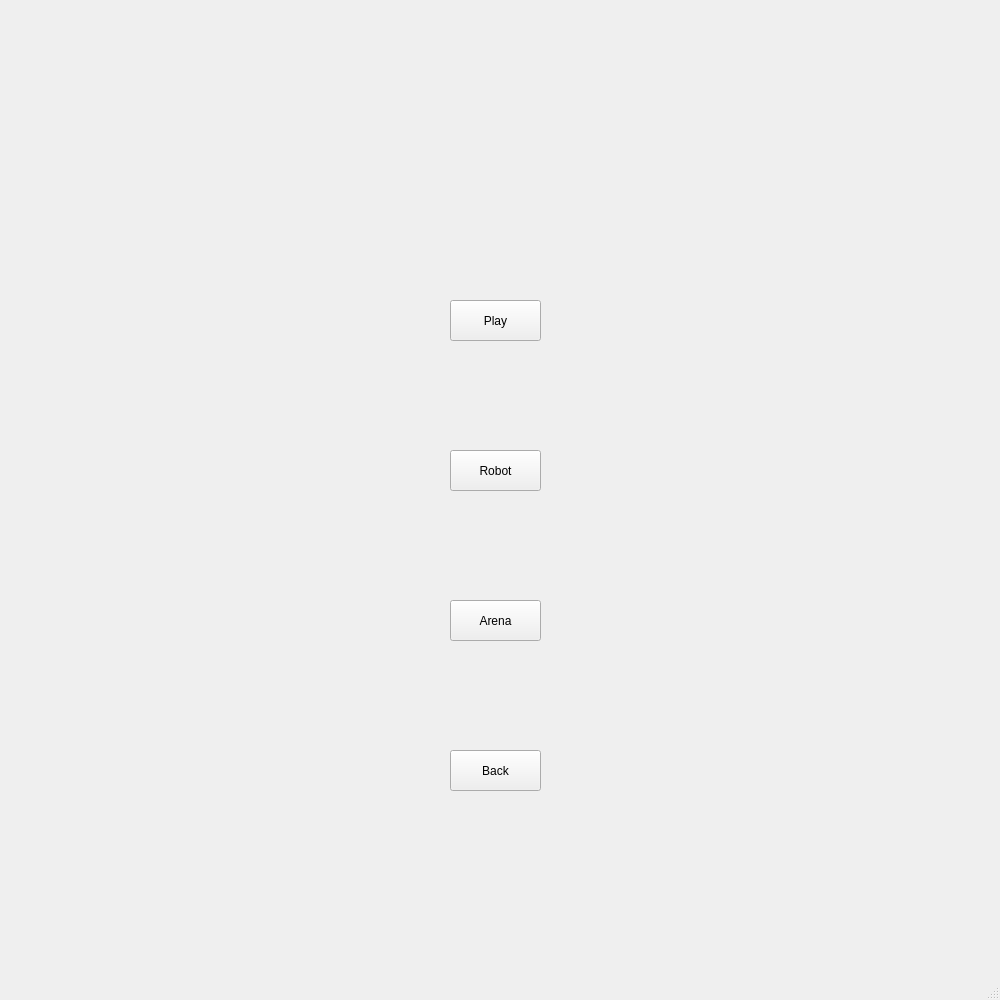
The window that RoboArena2/MenuAssets/SoloMenu.ui (Mesaying/Roboarena2023Team3) describes before a commit, drawn with Qt 5.
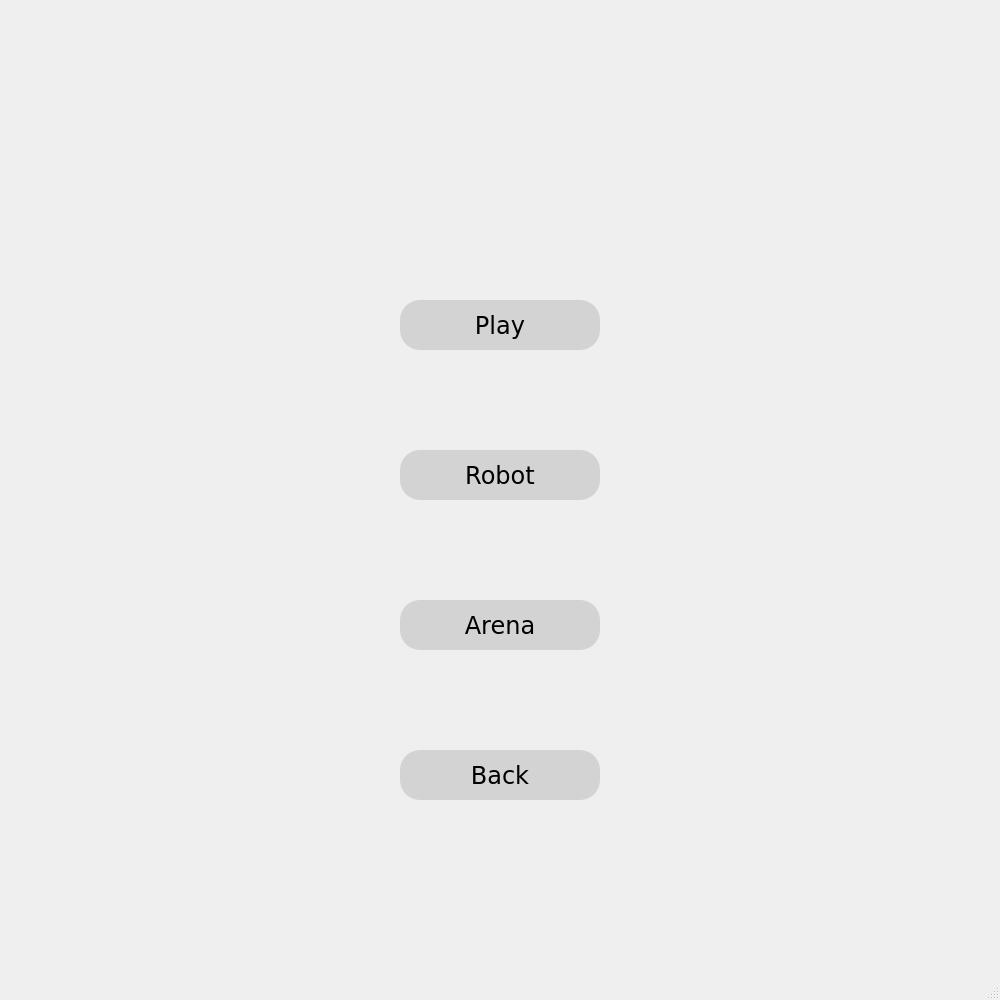
The same window after the commit.

Diff of the .ui file:
```diff
--- a/RoboArena2/MenuAssets/SoloMenu.ui
+++ b/RoboArena2/MenuAssets/SoloMenu.ui
@@ -17,12 +17,29 @@
    <widget class="QPushButton" name="RobotButton">
     <property name="geometry">
      <rect>
-      <x>450</x>
+      <x>400</x>
       <y>450</y>
-      <width>91</width>
-      <height>41</height>
+      <width>200</width>
+      <height>50</height>
      </rect>
     </property>
+    <property name="styleSheet">
+     <string notr="true">QPushButton {
+        background-color: lightgray;
+        font-family: Verdana;
+        font-size: 24px;
+        border-radius: 20px;
+        min-width: 200px; /* Set the minimum width */
+        min-height: 50px; /* Set the minimum height */
+		position: absolute;
+   		 left: 100px;
+   		 top: 200px;
+    }
+
+    QPushButton:hover {
+        background-color: rgb(203, 255, 255);
+}</string>
+    </property>
     <property name="text">
      <string>Robot</string>
     </property>
@@ -30,12 +47,29 @@
    <widget class="QPushButton" name="BackButton">
     <property name="geometry">
      <rect>
-      <x>450</x>
+      <x>400</x>
       <y>750</y>
-      <width>91</width>
-      <height>41</height>
+      <width>200</width>
+      <height>50</height>
      </rect>
     </property>
+    <property name="styleSheet">
+     <string notr="true">QPushButton {
+        background-color: lightgray;
+        font-family: Verdana;
+        font-size: 24px;
+        border-radius: 20px;
+        min-width: 200px; /* Set the minimum width */
+        min-height: 50px; /* Set the minimum height */
+		position: absolute;
+   		 left: 100px;
+   		 top: 200px;
+    }
+
+    QPushButton:hover {
+        background-color: rgb(203, 255, 255);
+}</string>
+    </property>
     <property name="text">
      <string>Back</string>
     </property>
@@ -43,12 +77,29 @@
    <widget class="QPushButton" name="ArenaButton">
     <property name="geometry">
      <rect>
-      <x>450</x>
+      <x>400</x>
       <y>600</y>
-      <width>91</width>
-      <height>41</height>
+      <width>200</width>
+      <height>50</height>
      </rect>
     </property>
+    <property name="styleSheet">
+     <string notr="true">QPushButton {
+        background-color: lightgray;
+        font-family: Verdana;
+        font-size: 24px;
+        border-radius: 20px;
+        min-width: 200px; /* Set the minimum width */
+        min-height: 50px; /* Set the minimum height */
+		position: absolute;
+   		 left: 100px;
+   		 top: 200px;
+    }
+
+    QPushButton:hover {
+        background-color: rgb(203, 255, 255);
+}</string>
+    </property>
     <property name="text">
      <string>Arena</string>
     </property>
@@ -56,12 +107,29 @@
    <widget class="QPushButton" name="PlayButton">
     <property name="geometry">
      <rect>
-      <x>450</x>
+      <x>400</x>
       <y>300</y>
-      <width>91</width>
-      <height>41</height>
+      <width>200</width>
+      <height>50</height>
      </rect>
     </property>
+    <property name="styleSheet">
+     <string notr="true">QPushButton {
+        background-color: lightgray;
+        font-family: Verdana;
+        font-size: 24px;
+        border-radius: 20px;
+        min-width: 200px; /* Set the minimum width */
+        min-height: 50px; /* Set the minimum height */
+		position: absolute;
+   		 left: 100px;
+   		 top: 200px;
+    }
+
+    QPushButton:hover {
+        background-color: rgb(203, 255, 255);
+}</string>
+    </property>
     <property name="text">
      <string>Play</string>
     </property>
```
